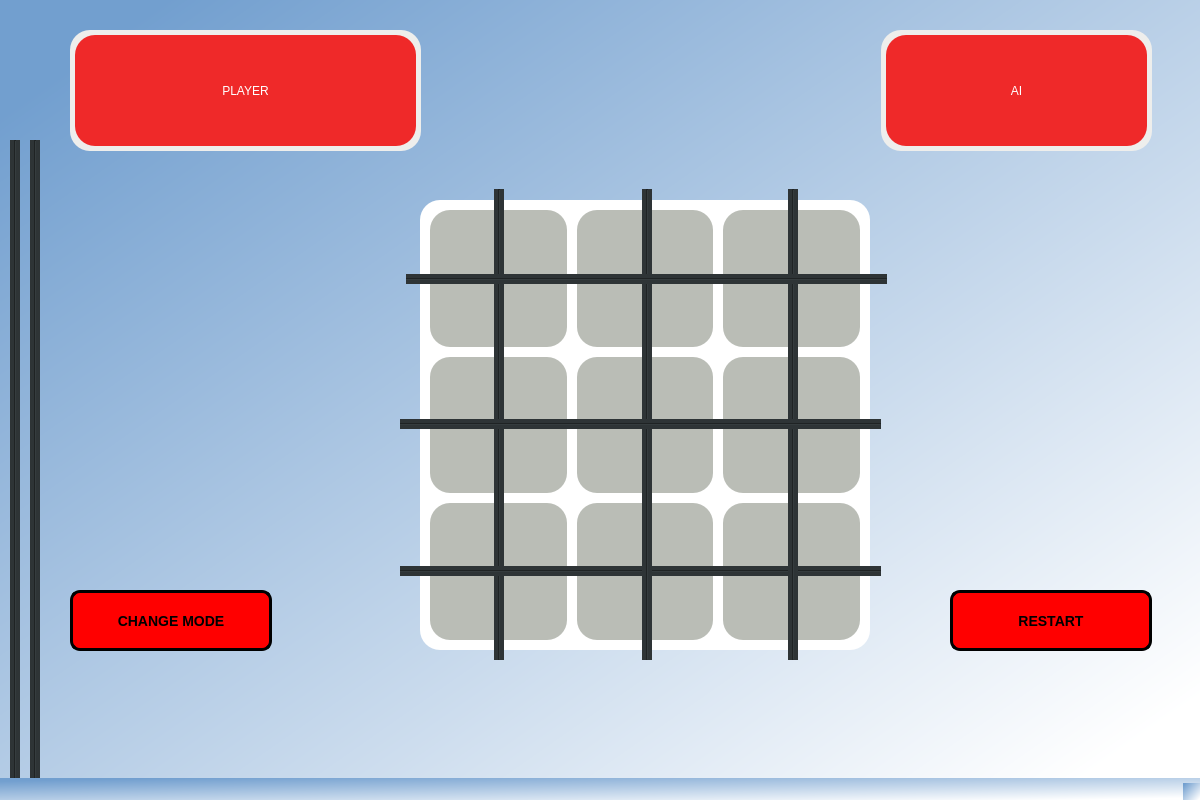
Old version of the form xo.ui in the repository aleksat21/xo_game.
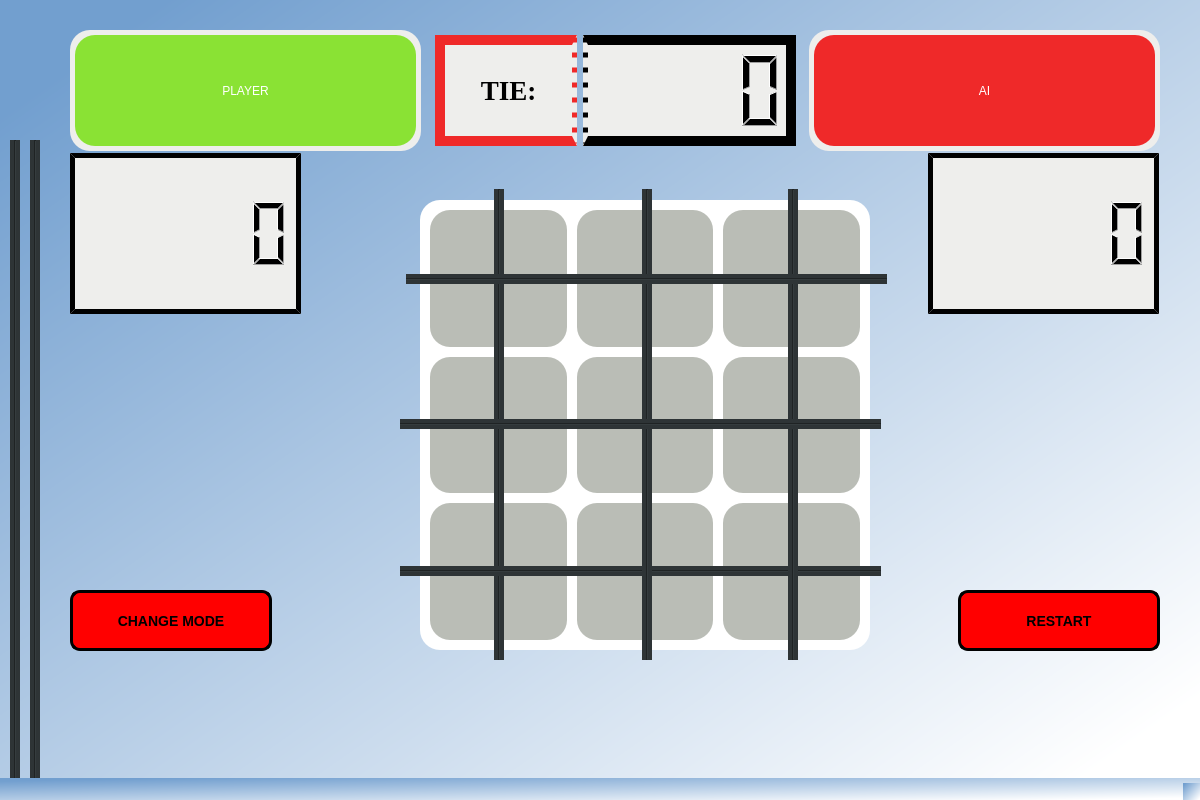
New version of the form.

What changed in the file:
```diff
--- a/xo.ui
+++ b/xo.ui
@@ -365,7 +365,7 @@
    <widget class="QPushButton" name="btRestart">
     <property name="geometry">
      <rect>
-      <x>950</x>
+      <x>958</x>
       <y>590</y>
       <width>202</width>
       <height>61</height>
@@ -441,7 +441,7 @@
        </property>
        <property name="styleSheet">
         <string notr="true">color: white;
-background-color: rgb(239, 41, 41);
+background-color: rgb(138, 226, 52);
 font: 36pt &quot;Times New Roman&quot;;
 border-radius: 20px;
 </string>
@@ -465,9 +465,9 @@
    <widget class="QFrame" name="horizontalFrame">
     <property name="geometry">
      <rect>
-      <x>881</x>
+      <x>809</x>
       <y>30</y>
-      <width>271</width>
+      <width>351</width>
       <height>121</height>
      </rect>
     </property>
@@ -734,6 +734,156 @@
      <bool>false</bool>
     </property>
    </widget>
+   <widget class="QLCDNumber" name="lcdPlayer1">
+    <property name="geometry">
+     <rect>
+      <x>70</x>
+      <y>153</y>
+      <width>231</width>
+      <height>161</height>
+     </rect>
+    </property>
+    <property name="font">
+     <font>
+      <strikeout>false</strikeout>
+     </font>
+    </property>
+    <property name="styleSheet">
+     <string notr="true">QLCDNumber{
+	background-color: rgb(238, 238, 236);
+	border-style: inset;
+	border-width: 5px;
+	border-color: rgb(0, 0, 0)
+	
+}</string>
+    </property>
+    <property name="smallDecimalPoint">
+     <bool>true</bool>
+    </property>
+    <property name="intValue" stdset="0">
+     <number>0</number>
+    </property>
+   </widget>
+   <widget class="QFrame" name="horizontalFrame">
+    <property name="geometry">
+     <rect>
+      <x>430</x>
+      <y>30</y>
+      <width>371</width>
+      <height>121</height>
+     </rect>
+    </property>
+    <property name="styleSheet">
+     <string notr="true">background: transparent;</string>
+    </property>
+    <layout class="QHBoxLayout" name="hbTie" stretch="2,3">
+     <property name="leftMargin">
+      <number>5</number>
+     </property>
+     <property name="topMargin">
+      <number>5</number>
+     </property>
+     <property name="rightMargin">
+      <number>5</number>
+     </property>
+     <property name="bottomMargin">
+      <number>5</number>
+     </property>
+     <item>
+      <widget class="QLabel" name="lbTie">
+       <property name="font">
+        <font>
+         <family>Times New Roman</family>
+         <pointsize>20</pointsize>
+         <weight>75</weight>
+         <bold>true</bold>
+        </font>
+       </property>
+       <property name="styleSheet">
+        <string notr="true">QLabel#lbTie{
+	background-color: rgb(238, 238, 236);
+	border-style: solid;
+	border-right-style: dotted;
+	border-width: 10px 5px 10px 10px;
+	border-color: rgb(239, 41, 41)
+
+}</string>
+       </property>
+       <property name="text">
+        <string>TIE:</string>
+       </property>
+       <property name="alignment">
+        <set>Qt::AlignCenter</set>
+       </property>
+      </widget>
+     </item>
+     <item>
+      <widget class="QLCDNumber" name="lcdTie">
+       <property name="styleSheet">
+        <string notr="true">QLCDNumber#lcdTie{
+	background-color: rgb(238, 238, 236);
+	border-style: solid;
+	border-left-style: dotted;
+	border-width: 10px 10px 10px 5px;
+	border-color: rgb(0, 0, 0)
+
+}</string>
+       </property>
+       <property name="frameShape">
+        <enum>QFrame::NoFrame</enum>
+       </property>
+       <property name="frameShadow">
+        <enum>QFrame::Raised</enum>
+       </property>
+       <property name="lineWidth">
+        <number>6</number>
+       </property>
+       <property name="smallDecimalPoint">
+        <bool>true</bool>
+       </property>
+       <property name="digitCount">
+        <number>4</number>
+       </property>
+      </widget>
+     </item>
+    </layout>
+   </widget>
+   <widget class="QLCDNumber" name="lcdPlayer2">
+    <property name="geometry">
+     <rect>
+      <x>928</x>
+      <y>153</y>
+      <width>231</width>
+      <height>161</height>
+     </rect>
+    </property>
+    <property name="font">
+     <font>
+      <strikeout>false</strikeout>
+     </font>
+    </property>
+    <property name="styleSheet">
+     <string notr="true">QLCDNumber{
+	background-color: rgb(238, 238, 236);
+	border-style: inset;
+	border-width: 5px;
+	border-color: rgb(0, 0, 0)
+	
+}</string>
+    </property>
+    <property name="smallDecimalPoint">
+     <bool>true</bool>
+    </property>
+    <property name="digitCount">
+     <number>5</number>
+    </property>
+    <property name="value" stdset="0">
+     <double>0.000000000000000</double>
+    </property>
+    <property name="intValue" stdset="0">
+     <number>0</number>
+    </property>
+   </widget>
    <zorder>xo_object</zorder>
    <zorder>btRestart</zorder>
    <zorder>horizontalFrame</zorder>
```
Left out of the diff: 3 changed lines with no effect on the pictures.
